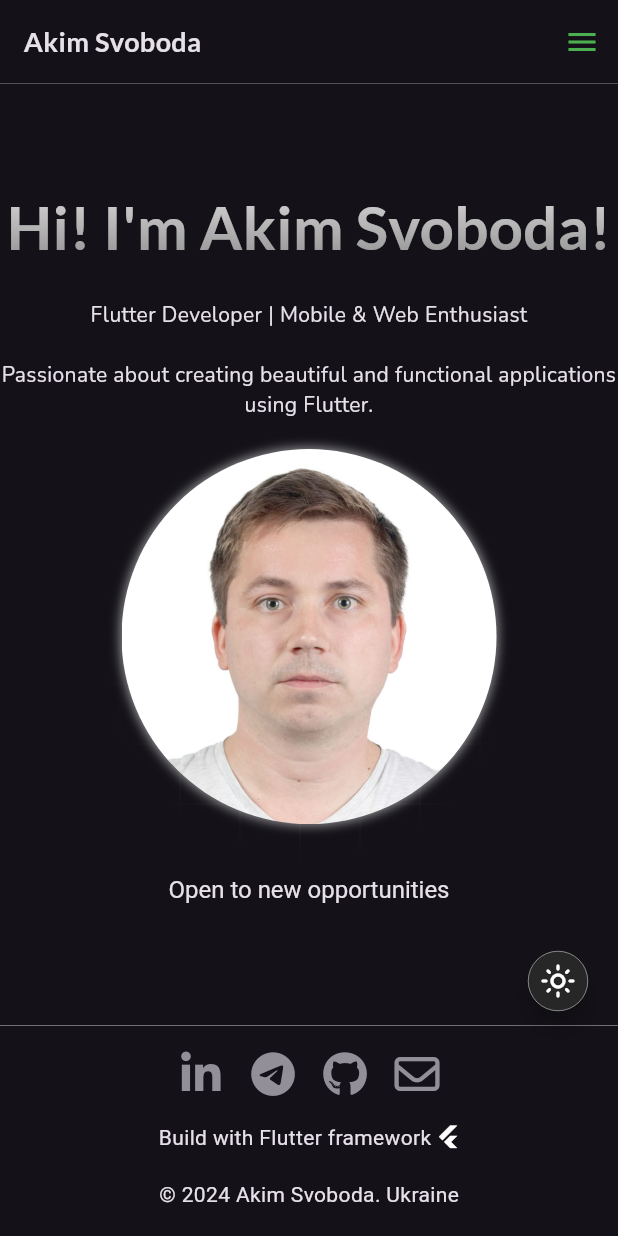
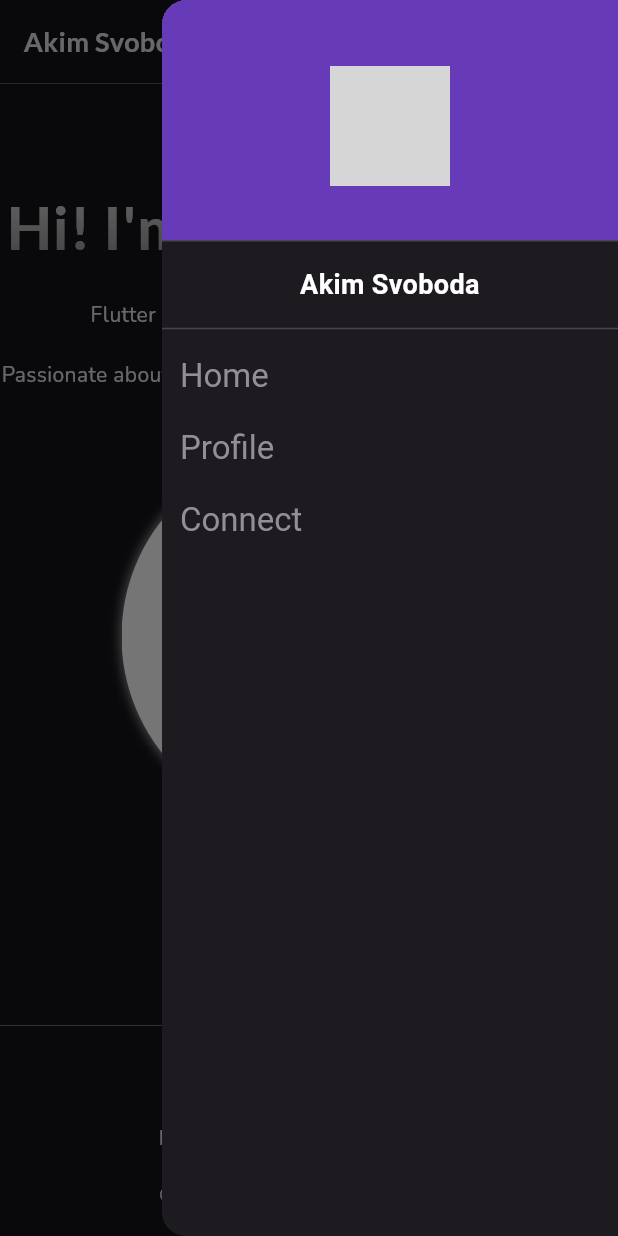
Before and after one commit to Akimskate/my_portfolio, a Flutter app: the screen it shows after launch, after a tap on the "menu" icon, on a phone screen of 412 x 824 dp. Run offline on Flutter 3.47's test engine with Material 3 defaults, Android fonts, the phone set to English and light mode, and no system bars; drawn by our look-alikes of animated_text_kit; our stand-ins replace flutter_riverpod, font_awesome_flutter, google_fonts, responsive_builder; network calls fail; grey boxes are pictures that could not be loaded.

Commit message:
Add Drawer

```diff
--- a/lib/my_app.dart
+++ b/lib/my_app.dart
@@ -28,6 +28,7 @@ class MyApp extends ConsumerWidget {
           home: const SelectionArea(
             child: HomeView(),
           ),
+
         );
       },
     );
--- a/lib/presentation/common_widgets/custom_app_bar.dart
+++ b/lib/presentation/common_widgets/custom_app_bar.dart
@@ -42,7 +42,9 @@ class CustomAppBar extends StatelessWidget implements PreferredSizeWidget {
             Icons.menu,
             color: Colors.green,
           ),
-          onPressed: () {},
+          onPressed: () {
+            Scaffold.of(context).openEndDrawer();
+          },
         ),
       ],
     );
@@ -81,7 +83,7 @@ class CustomAppBar extends StatelessWidget implements PreferredSizeWidget {
           TextButton(
             onPressed: () {},
             style: AppButtonStyles.getButtonStyle(context),
-            child: const Text('Settings'),
+            child: const Text('Connect'),
           ),
         ],
       ),
@@ -156,7 +158,7 @@ class CustomAppBar extends StatelessWidget implements PreferredSizeWidget {
           TextButton(
             onPressed: () {},
             style: AppButtonStyles.getButtonStyle(context),
-            child: const Text('Settings'),
+            child: const Text('Connect'),
           ),
         ],
       ),
--- /dev/null
+++ b/lib/presentation/common_widgets/custom_drawer.dart
@@ -0,0 +1,67 @@
+import 'package:flutter/material.dart';
+import 'package:my_portfolio/presentation/common_widgets/app_button_styles.dart';
+
+class CustomDrawer extends StatelessWidget {
+  const CustomDrawer({super.key});
+
+  @override
+  Widget build(BuildContext context) {
+    return Drawer(
+      child: ListView(
+        padding: EdgeInsets.zero,
+        children: [
+          const DrawerHeader(
+            decoration: BoxDecoration(
+              color: Colors.deepPurple,
+            ),
+            child: Center(
+              child: CircleAvatar(
+                radius: 40,
+                backgroundImage: NetworkImage('https://www.example.com/your-avatar.jpg'),
+              ),
+            ),
+          ),
+          const Padding(
+            padding: EdgeInsets.all(8.0),
+            child: Text(
+              'Akim Svoboda',
+              textAlign: TextAlign.center,
+              style: TextStyle(
+                color: Colors.white,
+                fontSize: 18,
+                fontWeight: FontWeight.bold,
+              ),
+            ),
+          ),
+          const Divider(),
+          Column(
+            crossAxisAlignment: CrossAxisAlignment.start,
+            children: [
+              TextButton(
+                onPressed: () {},
+                style: AppButtonStyles.getButtonStyle(context),
+                child: const Text('Home'),
+              ),
+              const SizedBox(
+                width: 20,
+              ),
+              TextButton(
+                onPressed: () {},
+                style: AppButtonStyles.getButtonStyle(context),
+                child: const Text('Profile'),
+              ),
+              const SizedBox(
+                width: 20,
+              ),
+              TextButton(
+                onPressed: () {},
+                style: AppButtonStyles.getButtonStyle(context),
+                child: const Text('Connect'),
+              ),
+            ],
+          ),
+        ],
+      ),
+    );
+  }
+}
--- a/lib/presentation/screens/mobile/mobile_portrait_page.dart
+++ b/lib/presentation/screens/mobile/mobile_portrait_page.dart
@@ -3,6 +3,7 @@ import 'package:my_portfolio/app/utils/background_grid.dart';
 import 'package:my_portfolio/presentation/common_widgets/avatar.dart';
 import 'package:my_portfolio/presentation/common_widgets/custom_app_bar.dart';
 import 'package:my_portfolio/presentation/common_widgets/djinni_button.dart';
+import 'package:my_portfolio/presentation/common_widgets/custom_drawer.dart';
 import 'package:my_portfolio/presentation/common_widgets/footer.dart';
 import 'package:my_portfolio/presentation/common_widgets/theme_switch_button.dart';
 import 'package:my_portfolio/presentation/common_widgets/title_text.dart';
@@ -14,6 +15,7 @@ class MobilePortraitPage extends StatelessWidget {
   Widget build(BuildContext context) {
     return Scaffold(
       appBar: const CustomAppBar(),
+      endDrawer: CustomDrawer(),
       body: CustomPaint(
         painter: BackgroundGrid(color: Theme.of(context).colorScheme.inverseSurface),
         child: const Column(
```
